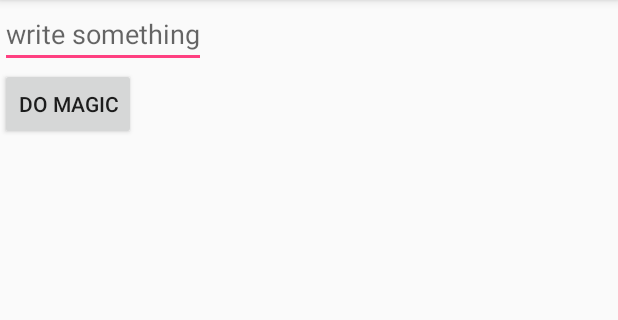
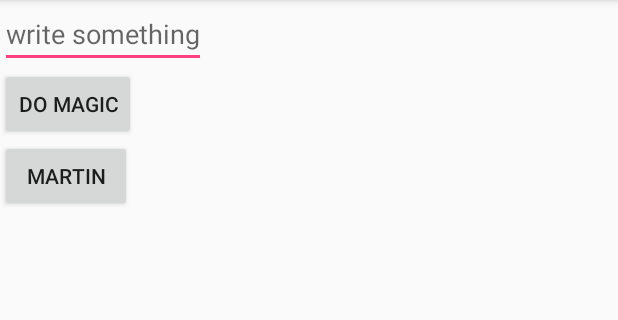
Before and after one commit to jandoubek/pvs2016, an Android app: the screen it shows after launch (MainActivity), on a phone screen of 412 x 824 dp, the part 84-404 px from its top. Run offline under Robolectric (Android 15) with nearby library versions, the phone set to English and light mode, and no system bars.

Commit message:
added button to show magic note (Martin)

```diff
--- a/app/src/main/java/cz/cvut/fjfi/pvs/pvs2016/MainActivity.java
+++ b/app/src/main/java/cz/cvut/fjfi/pvs/pvs2016/MainActivity.java
@@ -64,4 +64,8 @@ public class MainActivity extends AppCompatActivity {
 		arrayAdapter.notifyDataSetChanged();
 		editText.setText("");
 	}
+
+	public void showMagicNote(View view) {
+		Toast.makeText(this, "Magic note", Toast.LENGTH_SHORT).show();
+	}
 }
--- a/app/src/main/res/layout/activity_main.xml
+++ b/app/src/main/res/layout/activity_main.xml
@@ -19,6 +19,11 @@
 			android:text="@string/do_magic"
 			android:onClick="addTextToList"/>
 
+	<Button
+			android:layout_width="wrap_content"
+			android:layout_height="wrap_content"
+			android:text="@string/btn_martin"
+			android:id="@+id/magicNoteButton" android:onClick="showMagicNote"/>
 	<ListView android:id="@+id/main_activity_list"
 			  android:layout_width="match_parent"
 			  android:layout_height="wrap_content"/>
--- a/app/src/main/res/values/strings.xml
+++ b/app/src/main/res/values/strings.xml
@@ -1,6 +1,7 @@
 <resources>
     <string name="app_name">Lecture notes</string>
     <string name="do_magic">Do magic</string>
+    <string name="btn_martin">Martin</string>
     <string name="main_activity_edit_text_hint">write something</string>
 
 	<!--Toolbar-->
```
Also changed, not shown: 1 other file.
